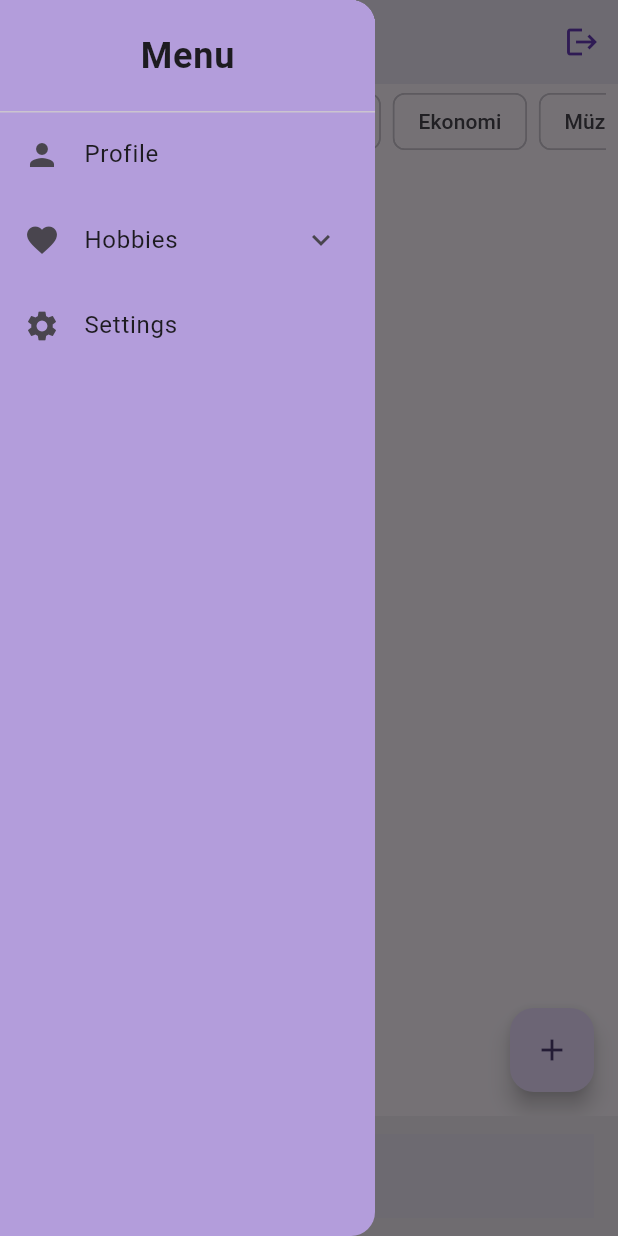
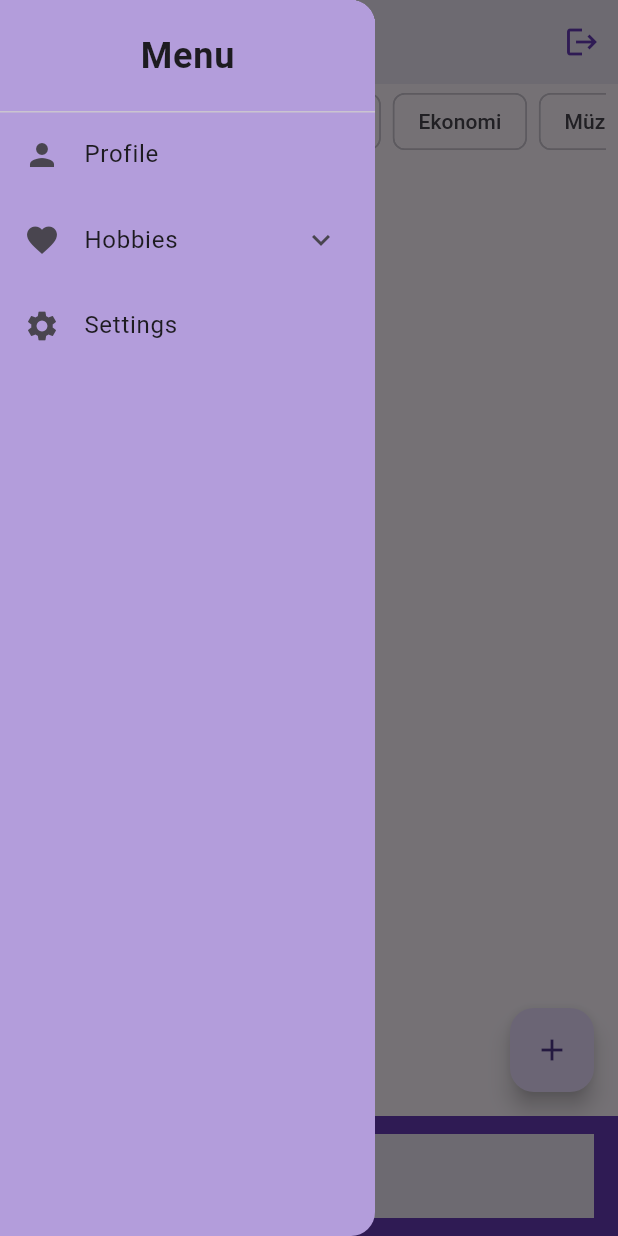
Before and after one commit to hhalsancak70/Als, a Flutter app: the screen it shows once a user with an empty profile is signed in, with the side drawer open, on a phone screen of 412 x 824 dp. Run offline on Flutter 3.47's test engine with Material 3 defaults, Android fonts, the phone set to English and light mode, and no system bars; our stand-ins replace cloud_firestore, firebase_auth, firebase_core, firebase_messaging, firebase_storage, flutter_local_notifications and 3 more; accounts and stored records are empty.

Commit message:
Update main.dart

```diff
--- a/lib/main.dart
+++ b/lib/main.dart
@@ -7,6 +7,8 @@ import 'package:firebase_auth/firebase_auth.dart';
 import 'package:hobby/Screens/BottomBar.dart';
 import 'dart:io';
 import 'package:flutter_local_notifications/flutter_local_notifications.dart';
+import 'package:provider/provider.dart';
+import 'package:hobby/Model/theme_notifier.dart';
 
 // Global değişkenler
 final FlutterLocalNotificationsPlugin flutterLocalNotificationsPlugin =
@@ -87,7 +89,12 @@ void main() async {
     }
   });
 
-  runApp(const MyApp());
+  runApp(
+    ChangeNotifierProvider(
+      create: (_) => ThemeNotifier(),
+      child: const MyApp(),
+    ),
+  );
 }
 
 class MyApp extends StatelessWidget {
@@ -95,12 +102,32 @@ class MyApp extends StatelessWidget {
 
   @override
   Widget build(BuildContext context) {
+    return Consumer<ThemeNotifier>(
+      builder: (context, themeNotifier, child) {
         return MaterialApp(
           debugShowCheckedModeBanner: false,
           title: 'Hobby',
           theme: ThemeData(
-        colorScheme: ColorScheme.fromSeed(seedColor: Colors.deepPurple),
+            primarySwatch: Colors.deepPurple,
+            appBarTheme: const AppBarTheme(
+              backgroundColor: Colors.deepPurple,
+              foregroundColor: Colors.white,
             ),
+            bottomAppBarTheme: const BottomAppBarTheme(
+              color: Colors.deepPurple,
+            ),
+          ),
+          darkTheme: ThemeData.dark().copyWith(
+            appBarTheme: const AppBarTheme(
+              backgroundColor: Colors.black,
+              foregroundColor: Colors.white,
+            ),
+            bottomAppBarTheme: const BottomAppBarTheme(
+              color: Colors.black,
+            ),
+          ),
+          themeMode:
+              themeNotifier.isDarkMode ? ThemeMode.dark : ThemeMode.light,
           home: StreamBuilder<User?>(
             stream: FirebaseAuth.instance.authStateChanges(),
             builder: (context, snapshot) {
@@ -110,13 +137,15 @@ class MyApp extends StatelessWidget {
 
               // Kullanıcı oturum açmışsa
               if (snapshot.hasData) {
-            return const BottomBar();
+                return const BottomBar(); // BottomBar yapısını koruyoruz
               }
 
               // Kullanıcı oturum açmamışsa
               return const IntroPage();
             },
           ),
+        );
+      },
     );
   }
 }
```
Lines whose indentation alone changed are shown as unchanged.
